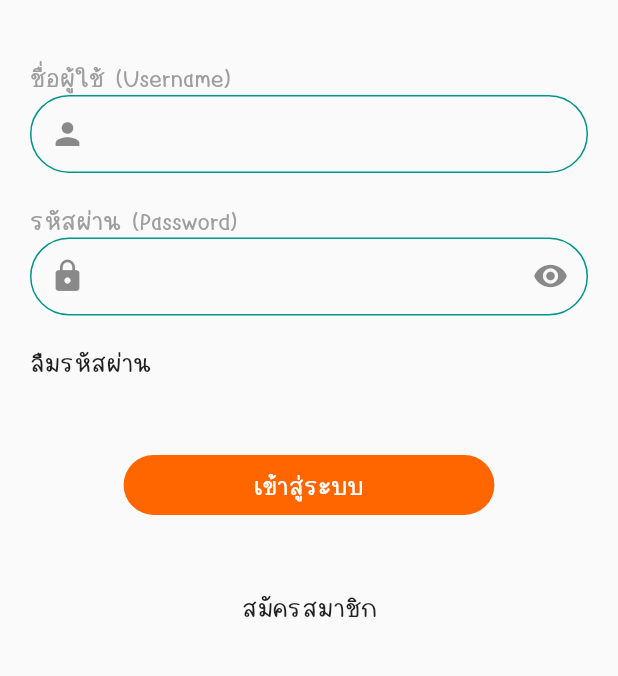
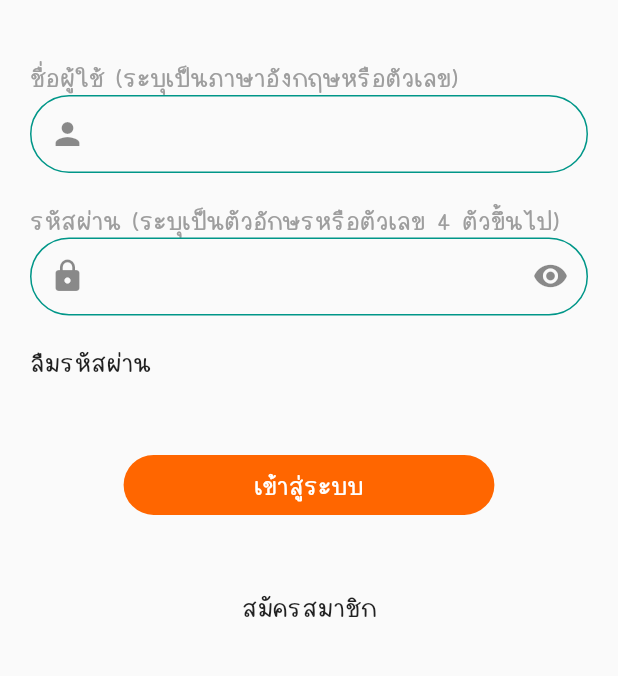
Before and after one commit to Ozarkk191/cmu_mobile_app, a Flutter app: the screen it shows after launch, on a phone screen of 412 x 824 dp, the part 305-981 px from its top. Run offline on Flutter 3.47's test engine with Material 2 defaults, Android fonts, the phone set to English and light mode, and no system bars; our stand-ins replace dio, image_picker, shared_preferences, video_player; missing offline and left inert: flutter_radio_group.

Commit message:
fix bugs

```diff
--- a/lib/src/pages/activity/personal_page.dart
+++ b/lib/src/pages/activity/personal_page.dart
@@ -257,7 +257,7 @@ class _PersonalPageState extends State<PersonalPage> {
         quiz3(number: 3),
         quizEducationTeacher(number: 4),
         quiz11(number: 5),
-        quiz9(_size, number: 6),
+        // quiz9(_size, number: 6),
       ],
     );
   }
--- a/lib/src/pages/activity/video_player_page.dart
+++ b/lib/src/pages/activity/video_player_page.dart
@@ -183,7 +183,7 @@ class _VideoPlayPageState extends State<VideoPlayPage> {
                         visible: widget.esteem,
                         child: MainButton(
                           ontab: _launchURL,
-                          title: "go to link ",
+                          title: "แบบวัดความมีคุณค่าในตนเอง",
                         ),
                       ),
                       const SizedBox(
--- a/lib/src/pages/auth_page/login_page.dart
+++ b/lib/src/pages/auth_page/login_page.dart
@@ -108,13 +108,13 @@ class _LoginPageState extends State<LoginPage> {
                   ),
                   _textfield(
                     context: context,
-                    title: 'ชื่อผู้ใช้ (Username)',
+                    title: 'ชื่อผู้ใช้ (ระบุเป็นภาษาอังกฤษหรือตัวเลข)',
                     prefix: Icons.person,
                     controller: _username,
                   ),
                   _textfield(
                     context: context,
-                    title: 'รหัสผ่าน (Password)',
+                    title: 'รหัสผ่าน (ระบุเป็นตัวอักษรหรือตัวเลข 4 ตัวขึ้นไป)',
                     prefix: Icons.lock,
                     suffix: Icons.remove_red_eye,
                     controller: _password,
--- a/lib/src/pages/auth_page/register_page.dart
+++ b/lib/src/pages/auth_page/register_page.dart
@@ -238,11 +238,12 @@ class _RegisterPageState extends State<RegisterPage> {
                         ),
                       ),
                       _field(
-                        title: 'ชื่อ',
+                        title: 'ชื่อ(ระบุเป็นภาษาอังกฤษหรือตัวเลข)',
                         controller: _username,
                       ),
                       _field(
-                        title: 'รหัสผ่าน',
+                        title:
+                            'รหัสผ่าน(ระบุเป็นตัวอักษรหรือตัวเลข 4 ตัวขึ้นไป)',
                         controller: _password,
                         obscureText: true,
                       ),
--- a/lib/src/pages/dashborad/dashborad_page.dart
+++ b/lib/src/pages/dashborad/dashborad_page.dart
@@ -28,10 +28,10 @@ class _DashboradPageState extends State<DashboradPage> {
     log("${user.role}");
     if (user.role! == "student") {
       role = user.role!;
-      return itemList;
+      return studentList;
     } else if (user.role! == "parent") {
       role = user.role!;
-      return itemList;
+      return parentList;
     } else if (user.role! == "monk") {
       role = user.role!;
       return itemListMonk;
--- a/lib/utils/assessment_list.dart
+++ b/lib/utils/assessment_list.dart
@@ -1137,7 +1137,70 @@ List<QuizModel> noAlcoholList = [
   ),
 ];
 
-List<DashboradModel> itemList = [
+List<DashboradModel> studentList = [
+  DashboradModel(
+    title: "แบบสอบถาม",
+    path: "assets/icons/icon_0.png",
+    color: const Color(0xff96D0DD),
+  ),
+  DashboradModel(
+    title: "กิจกรรมที่1",
+    path: "assets/icons/icon_1.png",
+    color: const Color(0xff96D0DD),
+  ),
+  DashboradModel(
+    title: "กิจกรรมที่2",
+    path: "assets/icons/icon_2.png",
+    color: const Color(0xffB3BBF9),
+  ),
+  DashboradModel(
+    title: "กิจกรรมที่3",
+    path: "assets/icons/icon_3.png",
+    color: const Color(0xffF4CE6B),
+  ),
+  DashboradModel(
+    title: "กิจกรรมที่4",
+    path: "assets/icons/icon_4.png",
+    color: const Color(0xffAB9A7E),
+  ),
+  DashboradModel(
+    title: "กิจกรรมที่5",
+    path: "assets/icons/icon_5.png",
+    color: const Color(0xffEE676E),
+  ),
+  DashboradModel(
+    title: "กิจกรรมที่6",
+    path: "assets/icons/icon_6.png",
+    color: const Color(0xff86E0BC),
+  ),
+  DashboradModel(
+    title: "กิจกรรมที่7",
+    path: "assets/icons/icon_7.png",
+    color: const Color(0xffFF772B),
+  ),
+  DashboradModel(
+    title: "กิจกรรมที่8",
+    path: "assets/icons/icon_16.png",
+    color: const Color(0xff94A375),
+  ),
+  DashboradModel(
+    title: "กิจกรรมที่9",
+    path: "assets/icons/icon_9.png",
+    color: const Color(0xffF188C7),
+  ),
+  DashboradModel(
+    title: "กิจกรรมที่10",
+    path: "assets/icons/icon_10.png",
+    color: const Color(0xffBEE8F1),
+  ),
+  DashboradModel(
+    title: "แบบสอบถาม",
+    path: "assets/icons/icon_11.png",
+    color: const Color(0xffB3BBF9),
+  ),
+];
+
+List<DashboradModel> parentList = [
   DashboradModel(
     title: "แบบสอบถาม",
     path: "assets/icons/icon_0.png",
```
Also changed, not shown: lib/src/pages/activity/question/question_page2.dart (+7 -7 lines), lib/src/pages/activity/time_line/time_line_activity.dart (+79 -60 lines).
